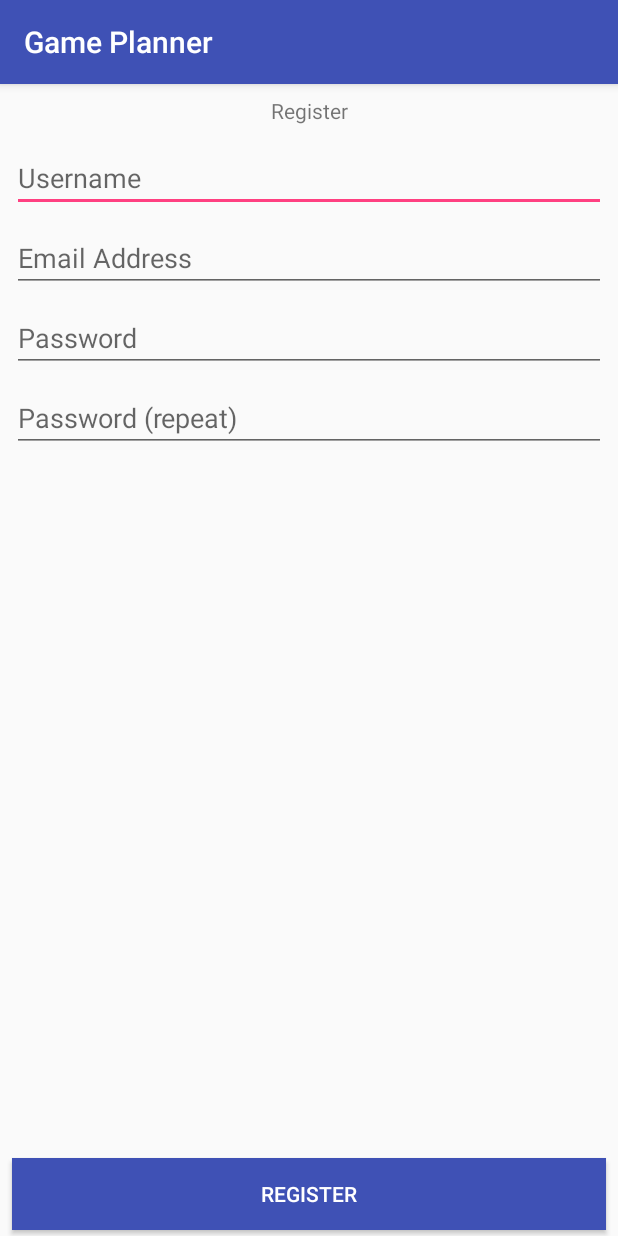
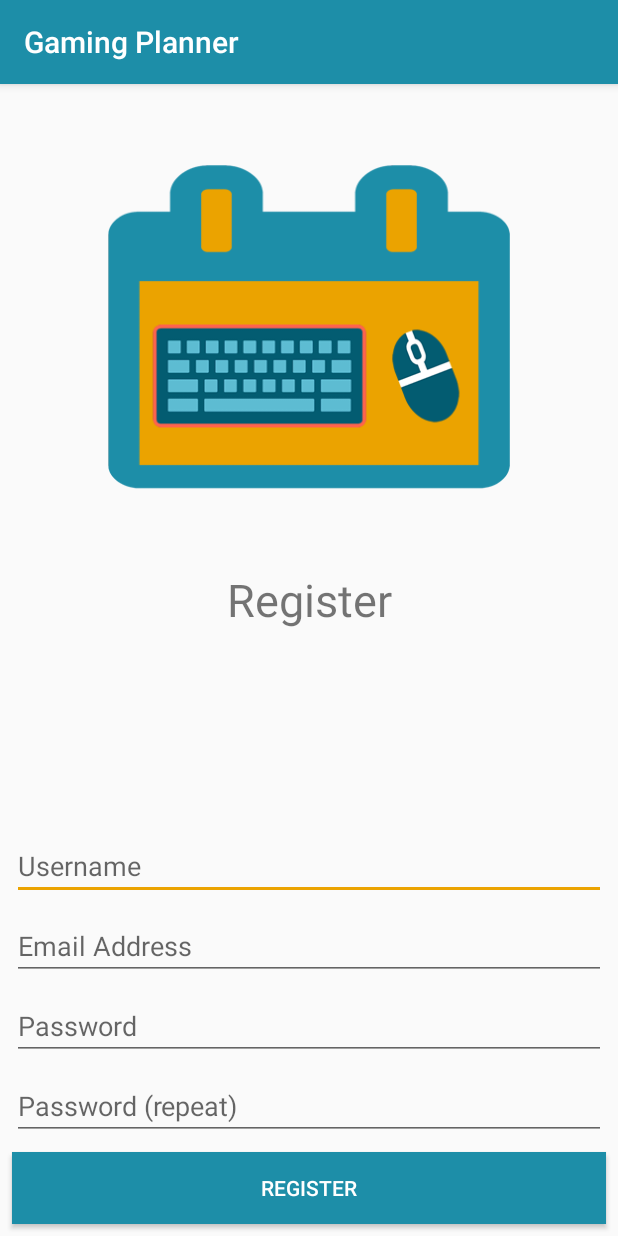
Before and after one commit to Chaotoss/GamePlanner, an Android app: the RegisterActivity screen opened directly, with no data from a screen before it, on a phone screen of 412 x 824 dp. Run offline under Robolectric (Android 15) with nearby library versions, the phone set to English and light mode, and no system bars; our stand-ins replace Firebase (no records; nobody signed in at launch, a user with empty details on screens opened directly).

Commit message:
Changed Event icons to right gameIcon Added login/register appLogo Changed layout Main + Register activity Changed App colorpalet changed app icon

```diff
--- a/app/src/main/AndroidManifest.xml
+++ b/app/src/main/AndroidManifest.xml
@@ -6,7 +6,7 @@
 
     <application
         android:allowBackup="true"
-        android:icon="@mipmap/ic_launcher"
+        android:icon="@mipmap/ic_gamingplanner"
         android:label="@string/app_name"
         android:roundIcon="@mipmap/ic_launcher_round"
         android:supportsRtl="true"
--- a/app/src/main/res/layout/activity_register.xml
+++ b/app/src/main/res/layout/activity_register.xml
@@ -6,86 +6,105 @@
     android:layout_height="match_parent"
     tools:context=".RegisterActivity">
 
+    <TextView
+        android:id="@+id/registerTxt"
+        android:layout_width="wrap_content"
+        android:layout_height="wrap_content"
+        android:layout_marginBottom="8dp"
+        android:layout_marginEnd="8dp"
+        android:layout_marginStart="8dp"
+        android:layout_marginTop="196dp"
+        android:text="Register"
+        android:textSize="30sp"
+        app:layout_constraintBottom_toTopOf="@+id/usernameTxt"
+        app:layout_constraintEnd_toEndOf="parent"
+        app:layout_constraintHorizontal_bias="0.501"
+        app:layout_constraintStart_toStartOf="parent"
+        app:layout_constraintTop_toTopOf="parent" />
+
+    <ImageView
+        android:id="@+id/imageView2"
+        android:layout_width="0dp"
+        android:layout_height="0dp"
+        android:layout_marginBottom="8dp"
+        android:layout_marginEnd="8dp"
+        android:layout_marginStart="8dp"
+        android:layout_marginTop="8dp"
+        app:layout_constraintBottom_toTopOf="@+id/registerTxt"
+        app:layout_constraintEnd_toEndOf="parent"
+        app:layout_constraintStart_toStartOf="parent"
+        app:layout_constraintTop_toTopOf="parent"
+        app:srcCompat="@drawable/gamingplanner1000px" />
+
     <EditText
         android:id="@+id/usernameTxt"
         android:layout_width="match_parent"
         android:layout_height="wrap_content"
+        android:layout_marginBottom="8dp"
         android:layout_marginEnd="8dp"
         android:layout_marginStart="8dp"
-        android:layout_marginTop="8dp"
         android:ems="10"
         android:hint="Username"
         android:inputType="textPersonName"
+        app:layout_constraintBottom_toTopOf="@+id/emailTxt"
         app:layout_constraintEnd_toEndOf="parent"
-        app:layout_constraintStart_toStartOf="parent"
-        app:layout_constraintTop_toBottomOf="@+id/registerTxt" />
+        app:layout_constraintStart_toStartOf="parent" />
 
     <EditText
         android:id="@+id/emailTxt"
         android:layout_width="match_parent"
         android:layout_height="wrap_content"
+        android:layout_marginBottom="8dp"
         android:layout_marginEnd="8dp"
         android:layout_marginStart="8dp"
-        android:layout_marginTop="8dp"
         android:ems="10"
         android:hint="Email Address"
         android:inputType="textEmailAddress"
+        app:layout_constraintBottom_toTopOf="@+id/passwordTxt"
         app:layout_constraintEnd_toEndOf="parent"
-        app:layout_constraintStart_toStartOf="parent"
-        app:layout_constraintTop_toBottomOf="@+id/usernameTxt" />
+        app:layout_constraintStart_toStartOf="parent" />
 
     <EditText
         android:id="@+id/passwordTxt"
         android:layout_width="match_parent"
         android:layout_height="wrap_content"
+        android:layout_marginBottom="8dp"
         android:layout_marginEnd="8dp"
         android:layout_marginStart="8dp"
-        android:layout_marginTop="8dp"
         android:ems="10"
         android:hint="Password"
         android:inputType="textPassword"
+        app:layout_constraintBottom_toTopOf="@+id/passwordTxt2"
         app:layout_constraintEnd_toEndOf="parent"
-        app:layout_constraintStart_toStartOf="parent"
-        app:layout_constraintTop_toBottomOf="@+id/emailTxt" />
+        app:layout_constraintStart_toStartOf="parent" />
 
     <EditText
         android:id="@+id/passwordTxt2"
         android:layout_width="match_parent"
         android:layout_height="wrap_content"
+        android:layout_marginBottom="8dp"
         android:layout_marginEnd="8dp"
         android:layout_marginStart="8dp"
-        android:layout_marginTop="8dp"
         android:ems="10"
         android:hint="Password (repeat)"
         android:inputType="textPassword"
+        app:layout_constraintBottom_toTopOf="@+id/registerBtn"
         app:layout_constraintEnd_toEndOf="parent"
-        app:layout_constraintStart_toStartOf="parent"
-        app:layout_constraintTop_toBottomOf="@+id/passwordTxt" />
+        app:layout_constraintStart_toStartOf="parent" />
 
     <Button
         android:id="@+id/registerBtn"
         android:layout_width="match_parent"
         android:layout_height="wrap_content"
-        android:layout_marginBottom="4dp"
+        android:layout_marginBottom="8dp"
         android:layout_marginEnd="8dp"
         android:layout_marginStart="8dp"
         android:background="@drawable/button"
+        android:text="Register"
         android:textColor="@color/white"
-        android:text="Register"
         app:layout_constraintBottom_toBottomOf="parent"
         app:layout_constraintEnd_toEndOf="parent"
+        app:layout_constraintHorizontal_bias="0.0"
         app:layout_constraintStart_toStartOf="parent" />
 
-    <TextView
-        android:id="@+id/registerTxt"
-        android:layout_width="wrap_content"
-        android:layout_height="24dp"
-        android:layout_marginEnd="8dp"
-        android:layout_marginStart="8dp"
-        android:layout_marginTop="8dp"
-        android:text="Register"
-        app:layout_constraintEnd_toEndOf="parent"
-        app:layout_constraintStart_toStartOf="parent"
-        app:layout_constraintTop_toTopOf="parent" />
-
 </android.support.constraint.ConstraintLayout>
--- a/app/src/main/res/layout/gamecard.xml
+++ b/app/src/main/res/layout/gamecard.xml
@@ -17,7 +17,9 @@
             android:id="@+id/imageLogo"
             android:layout_width="80dp"
             android:layout_height="80dp"
-            android:layout_marginBottom="15dp"
+            android:layout_marginBottom="0dp"
+            android:layout_marginStart="0dp"
+            android:layout_marginTop="0dp"
             app:layout_constraintBottom_toBottomOf="parent"
             app:layout_constraintStart_toStartOf="parent"
             app:layout_constraintTop_toTopOf="parent"
--- a/app/src/main/res/values/colors.xml
+++ b/app/src/main/res/values/colors.xml
@@ -1,7 +1,9 @@
 <?xml version="1.0" encoding="utf-8"?>
 <resources>
-    <color name="colorPrimary">#3F51B5</color>
-    <color name="colorPrimaryDark">#303F9F</color>
-    <color name="colorAccent">#FF4081</color>
+    <color name="colorPrimary">#1D8EA8</color>
+    <color name="colorPrimaryDark">#035C71</color>
+    <color name="colorAccent">#EBA300</color>
+    <color name="colorLines">#FF634E</color>
     <color name="white">#FFF</color>
+    <color name="black">#000</color>
 </resources>
--- a/app/src/main/res/values/strings.xml
+++ b/app/src/main/res/values/strings.xml
@@ -1,5 +1,5 @@
 <resources>
-    <string name="app_name">Game Planner</string>
+    <string name="app_name">Gaming Planner</string>
     <string name="LoginTxt">Login</string>
     <string name="addEvent">Add Event</string>
     <string name="Logout">Logout</string>
```
Also changed, not shown: app/src/main/java/com/example/dirkcornelis/gameplanner/PopulairActivity.java (+0 -16 lines), app/src/main/java/com/example/dirkcornelis/gameplanner/ViewActivity.java (+5 -5 lines), app/src/main/res/layout/activity_main.xml (+21 -2 lines), app/src/main/res/drawable-hdpi/gamingplanner1000px.png (added), app/src/main/res/mipmap-hdpi/hearthstone.png (added), app/src/main/res/mipmap-hdpi/leagueoflegends.png (added), app/src/main/res/mipmap-hdpi/playerunknownbattlegrounds.png (added), app/src/main/res/mipmap-hdpi/stellaris.png (added), app/src/main/res/mipmap-hdpi/totallyacuratebattlegrounds.png (added), 1 other file.
